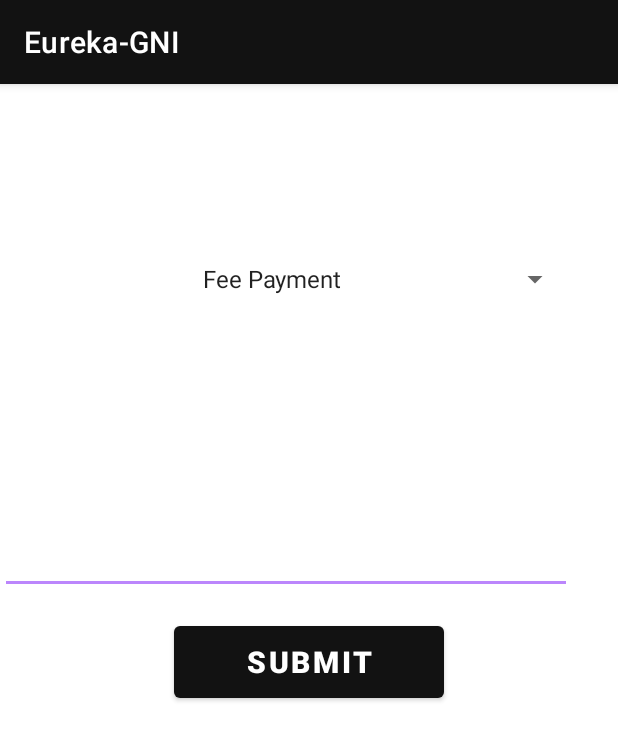
After one commit to TarunReddy099/Eureka-GNI, an Android app: the fragment Query shown on its own in the app's theme, on a phone screen of 412 x 824 dp. The commit adds this screen. Shown: the top 740 px of the screen. Run offline under Robolectric (Android 15) with nearby library versions, the phone set to English and light mode, and no system bars; our stand-ins replace Firebase (no records; nobody signed in at launch, a user with empty details on screens opened directly).

Commit message:
query added

```diff
--- a/app/src/main/java/com/example/eureka_gni/MainActivity.kt
+++ b/app/src/main/java/com/example/eureka_gni/MainActivity.kt
@@ -35,7 +35,7 @@ class MainActivity : AppCompatActivity() {
         // Passing each menu ID as a set of Ids because each
         // menu should be considered as top level destinations.
         appBarConfiguration = AppBarConfiguration(setOf(
-                R.id.nav_home,R.id.nav_profile), drawerLayout)
+                R.id.nav_home,R.id.nav_profile,R.id.nav_query), drawerLayout)
         setupActionBarWithNavController(navController, appBarConfiguration)
         navView.setupWithNavController(navController)
     }
--- /dev/null
+++ b/app/src/main/java/com/example/eureka_gni/ui/home/Query.kt
@@ -0,0 +1,65 @@
+package com.example.eureka_gni.ui.home
+
+import android.os.Bundle
+import android.util.Log
+import androidx.fragment.app.Fragment
+import android.view.LayoutInflater
+import android.view.View
+import android.view.ViewGroup
+import android.widget.Button
+import android.widget.EditText
+import android.widget.TextView
+import android.widget.Toast
+
+import com.example.eureka_gni.R
+import com.google.firebase.firestore.DocumentReference
+import com.google.firebase.firestore.FirebaseFirestore
+import kotlinx.android.synthetic.main.fragment_query.*
+
+/**
+ * A simple [Fragment] subclass.
+ */
+class Query : Fragment() {
+
+    override fun onCreateView(
+        inflater: LayoutInflater, container: ViewGroup?,
+        savedInstanceState: Bundle?
+    ): View? {
+
+        val root = inflater.inflate(R.layout.fragment_query, container, false)
+        val view: View = inflater!!.inflate(R.layout.fragment_query, container, false)
+
+
+
+        val submit=view!!.findViewById<Button>(R.id.query_btn)
+
+        val complaint=view!!.findViewById<EditText>(R.id.editTextTextMultiLine)
+
+
+
+        submit.setOnClickListener() {
+            var section_details = spinner.selectedItem.toString()
+            val mFirestore: FirebaseFirestore = FirebaseFirestore.getInstance()
+
+
+            val usermap = HashMap<String, Any>()
+            usermap.put("type of query", section_details)
+            usermap.put("nominee age", complaint.text.toString())
+
+
+
+
+
+            mFirestore.collection("querys").add(usermap).addOnSuccessListener {
+                Toast.makeText(requireActivity().baseContext,"sent",Toast.LENGTH_SHORT).show()
+
+            }.addOnFailureListener {
+                Toast.makeText(requireActivity().baseContext, "error please try later", Toast.LENGTH_LONG).show()
+            }
+        }
+
+        return view
+        return root
+    }
+
+}
--- /dev/null
+++ b/app/src/main/res/layout/fragment_query.xml
@@ -0,0 +1,43 @@
+<?xml version="1.0" encoding="utf-8"?>
+<LinearLayout xmlns:android="http://schemas.android.com/apk/res/android"
+    xmlns:tools="http://schemas.android.com/tools"
+    android:layout_width="match_parent"
+    android:layout_height="match_parent"
+    android:orientation="vertical">
+
+    <Spinner
+        style="@style/Widget.MaterialComponents.TextInputLayout.OutlinedBox.ExposedDropdownMenu"
+        android:hint="@string/query_type"
+        android:id="@+id/spinner"
+        android:layout_width="350dp"
+        android:layout_height="60dp"
+        android:layout_gravity="center"
+        android:layout_marginTop="100dp"
+        android:entries="@array/Query_Type"
+        android:spinnerMode="dropdown"
+        android:textAlignment="center"
+        android:visibility="visible"/>
+
+
+    <EditText
+        android:id="@+id/editTextTextMultiLine"
+        android:layout_width="381dp"
+        android:layout_height="180dp"
+        android:ems="10"
+        android:gravity="start|top"
+        android:inputType="textMultiLine" />
+
+    <Button
+        android:id="@+id/query_btn"
+        android:layout_width="180dp"
+        android:layout_height="60dp"
+        android:layout_gravity="center"
+        android:layout_marginTop="15dp"
+        android:layout_marginBottom="10dp"
+        android:elevation="30dp"
+        android:text="@string/submit"
+        android:textSize="20sp"
+        android:textStyle="bold" />
+
+
+</LinearLayout>
--- a/app/src/main/res/menu/activity_main_drawer.xml
+++ b/app/src/main/res/menu/activity_main_drawer.xml
@@ -11,6 +11,11 @@
         <item
             android:id="@+id/nav_profile"
             android:title="@string/my_profile" />
+
+        <item
+            android:id="@+id/nav_query"
+            android:title="@string/queries" />
+
     </group>
 
 </menu>
--- /dev/null
+++ b/app/src/main/res/values/query_type.xml
@@ -0,0 +1,11 @@
+<?xml version="1.0" encoding="utf-8"?>
+<resources>
+    <array name="Query_Type">
+        <item>Fee Payment</item>
+        <item>Academics</item>
+        <item>Results</item>
+        <item>Events</item>
+        <item>Clubs</item>
+        <item>Registrations</item>
+    </array>
+</resources>
--- a/app/src/main/res/values/strings.xml
+++ b/app/src/main/res/values/strings.xml
@@ -35,7 +35,7 @@ Facilitate foster networking with alumni, industries, institutions and other sta
     <string name="email">Enter Email</string>
     <string name="enter_password">Enter Password</string>
     <string name="login">LOGIN</string>
-    <string name="submit">SUBMIT</string>
+    <string name="submit1">SUBMIT</string>
     <string name="gni_clubs">GNI CLUBS</string>
     <string name="results">RESULTS</string>
     <string name="eureka">EUREKA</string>
@@ -45,4 +45,7 @@ Facilitate foster networking with alumni, industries, institutions and other sta
     <string name="my_profile">My Profile</string>
     <string name="student_profile">STUDENT PROFILE</string>
     <string name="student_picture">Student picture</string>
+    <string name="queries">Queries</string>
+    <string name="submit">SUBMIT</string>
+    <string name="query_type">Query Type</string>
 </resources>
--- a/build.gradle
+++ b/build.gradle
@@ -8,7 +8,7 @@ buildscript {
 
     }
     dependencies {
-        classpath 'com.android.tools.build:gradle:4.1.1'
+        classpath 'com.android.tools.build:gradle:4.1.2'
         classpath "org.jetbrains.kotlin:kotlin-gradle-plugin:$kotlin_version"
         classpath 'com.google.gms:google-services:4.3.5'
 
```
Also changed, not shown: app/src/main/java/com/example/eureka_gni/ui/home/UpcomingEvents.kt (deleted, +0 -102 lines), app/src/main/res/layout/fragment_upcoming_events.xml (deleted, +0 -359 lines), app/src/main/res/navigation/mobile_navigation.xml (+4 -4 lines).
